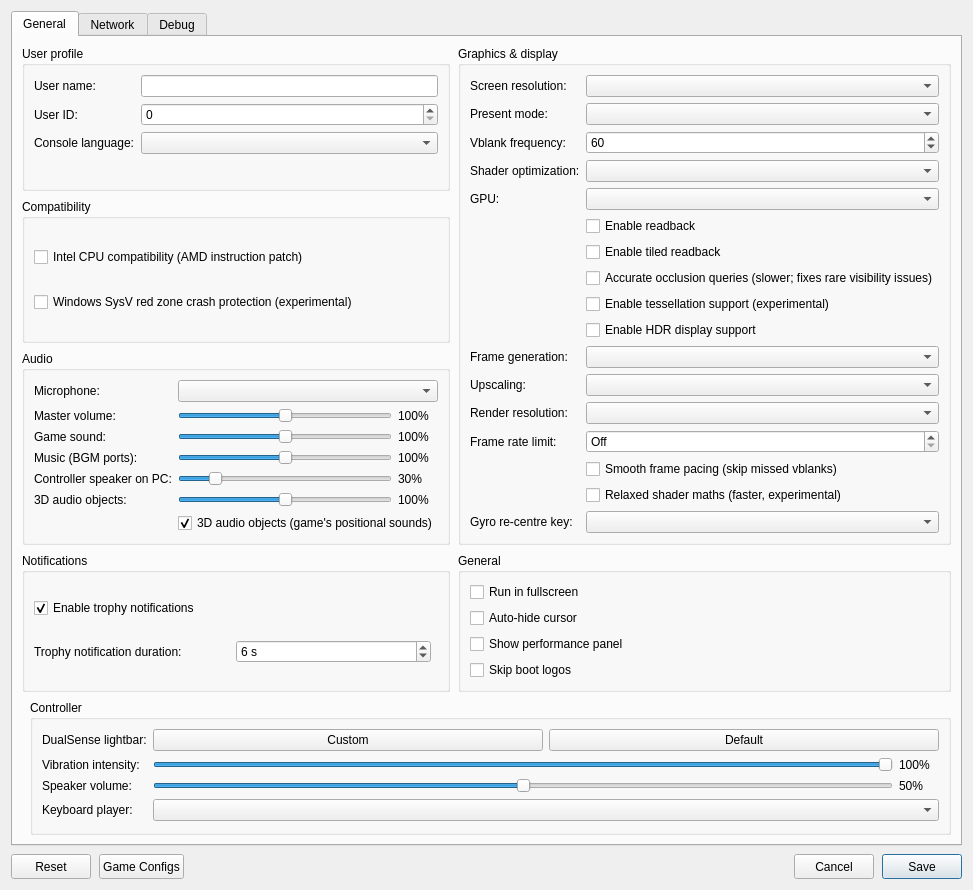
Old version of the form src/launcher/forms/configuration_edit_dialog.ui in the repository biggsymobile-png/KytyPS5.
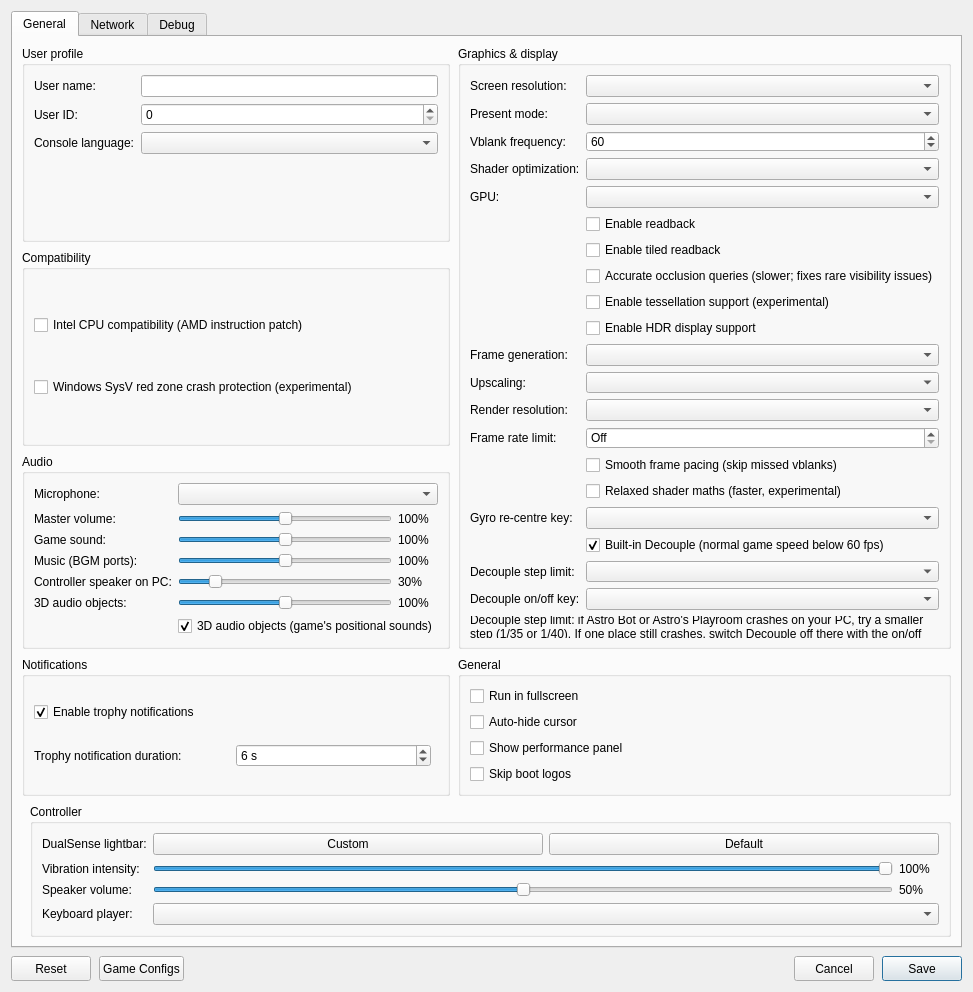
New version of the form. Custom widgets are drawn as their Qt base class.

Commit message: Decouple: launcher options (on/off, step limit 1/20-1/40 s, on/off key); notes for 23o

What changed in the file:
```diff
--- a/src/launcher/forms/configuration_edit_dialog.ui
+++ b/src/launcher/forms/configuration_edit_dialog.ui
@@ -385,6 +385,39 @@
               <property name="toolTip"><string>Hold the controller the way you normally play and press this key in the game window: its motion controls (gyro) take that as their neutral position. Useful if the game started while the controller was held at an angle (KYTY_GYRO_RECENTER_KEY).</string></property>
              </widget>
             </item>
+            <item row="17" column="1">
+             <widget class="QCheckBox" name="checkBox_decouple">
+              <property name="toolTip"><string>Astro Bot and Astro's Playroom: game time follows the real frame rate, so the game keeps its normal speed below 60 fps (without it, it plays in slow motion). Off: the game's own fixed 60 fps timing, or the patch file's Decouple mod if you enabled it (KYTY_ASTRO_DECOUPLE).</string></property>
+              <property name="text"><string>Built-in Decouple (normal game speed below 60 fps)</string></property>
+              <property name="checked"><bool>true</bool></property>
+             </widget>
+            </item>
+            <item row="18" column="0">
+             <widget class="QLabel" name="label_decouple_step_limit">
+              <property name="text"><string>Decouple step limit:</string></property>
+             </widget>
+            </item>
+            <item row="18" column="1">
+             <widget class="QComboBox" name="comboBox_decouple_step_limit">
+              <property name="toolTip"><string>The longest time one game step may cover, e.g. after a stutter. Long steps can make the game's physics fail and crash, mostly on slower PCs. A smaller step (1/35, 1/40) is safer, but below that frame rate the game slows down a little: at 1/40 s and 30 fps it runs at 75% speed (KYTY_ASTRO_DECOUPLE_DT_CAP).</string></property>
+             </widget>
+            </item>
+            <item row="19" column="0">
+             <widget class="QLabel" name="label_decouple_key">
+              <property name="text"><string>Decouple on/off key:</string></property>
+             </widget>
+            </item>
+            <item row="19" column="1">
+             <widget class="QComboBox" name="comboBox_decouple_key">
+              <property name="toolTip"><string>Press this key in the game window to switch Decouple off (the game's own steady 60 fps timing) and on again. Use it if one place still crashes: switch Decouple off there, and back on afterwards. The console says which state it is in (KYTY_ASTRO_DECOUPLE_KEY).</string></property>
+             </widget>
+            </item>
+            <item row="20" column="0" colspan="2">
+             <widget class="QLabel" name="label_decouple_help">
+              <property name="text"><string>Decouple step limit: if Astro Bot or Astro's Playroom crashes on your PC, try a smaller step (1/35 or 1/40). If one place still crashes, switch Decouple off there with the on/off key.</string></property>
+              <property name="wordWrap"><bool>true</bool></property>
+             </widget>
+            </item>
             <item row="12" column="1">
              <widget class="QComboBox" name="comboBox_render_resolution">
               <property name="toolTip"><string>Astro Bot (01.018) and Astro's Playroom (01.905): the resolution the game draws its 3D image at, before its TAA, DLSS or FSR upscales it. Lower is faster; 960x540 is the fastest. No patch file needed (a "Fixed render resolution" patch, if enabled, wins).</string></property>
```
The commit also changes 8 other files.
